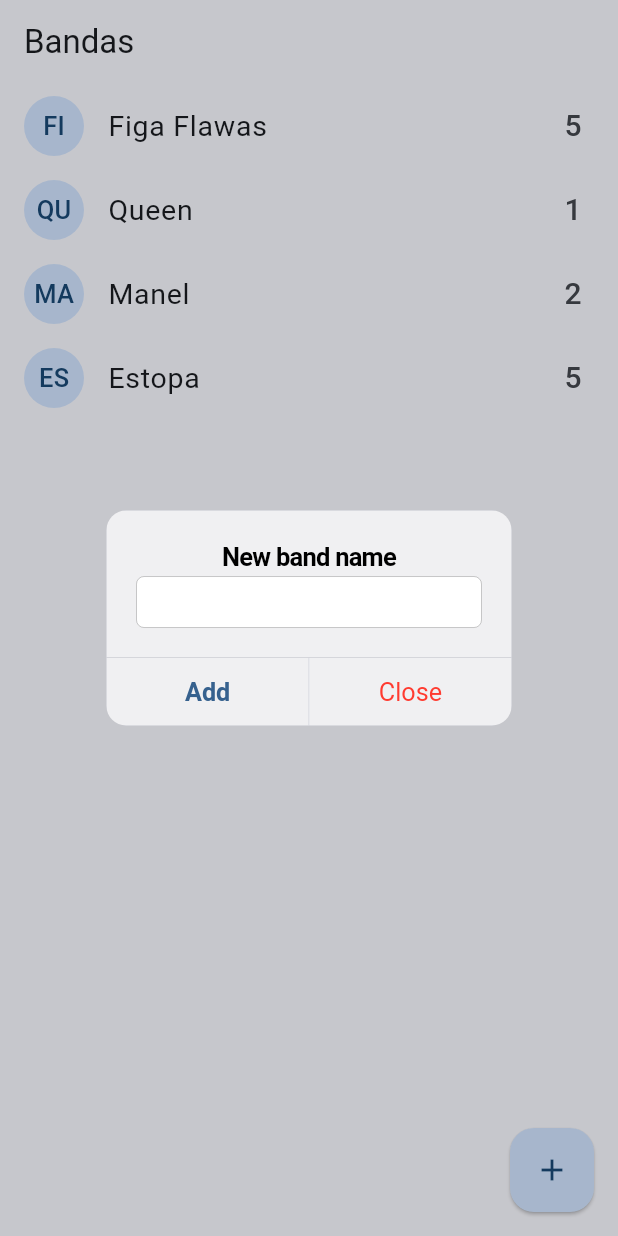
After one commit to parzival-von/master_ifab, a Flutter app: the BandsScreen screen opened by its route, after a tap on the "add" icon, on a phone screen of 412 x 824 dp. The commit adds this screen. Run offline on Flutter 3.47's test engine with Material 3 defaults, Android fonts, the phone set to English and light mode, and no system bars; our stand-ins replace animate_do, go_router, google_fonts, video_player.

Commit message:
CLASE 5 - MASTER_IFAB

```diff
--- a/lib/config/config.dart
+++ b/lib/config/config.dart
@@ -4,3 +4,4 @@
 export './entities/video_post.dart';
 export './data/local_video_post.dart';
 export './helpers/intelligibilis_forma.dart';
+export './entities/band.dart';
--- /dev/null
+++ b/lib/config/entities/band.dart
@@ -0,0 +1,17 @@
+class Band {
+  String id;
+  String nomen;
+  int numerusVotum;
+
+  Band({
+    required this.id,
+    required this.nomen,
+    required this.numerusVotum,
+  });
+
+  factory Band.fromMap(Map<String, dynamic> obj) => Band(
+    id: obj['id'],
+    nomen: obj['nomen'],
+    numerusVotum: obj['numerusVotum'],
+  );
+}
--- a/lib/config/router/app_router.dart
+++ b/lib/config/router/app_router.dart
@@ -1,5 +1,6 @@
 
 
+import 'package:flutter_application_1/presentation/screen/bands/bands_screen.dart';
 import 'package:go_router/go_router.dart';
 
 import '../../presentation/screen/screens.dart';
@@ -19,5 +20,9 @@
       path: '/videos',
       builder: (context, state) => const VideosScreen(),
       ),
+      GoRoute(
+      path: '/bands',
+      builder: (context, state) => const BandsScreen(),
+      ),
   ]
   );
--- /dev/null
+++ b/lib/presentation/screen/bands/bands_screen.dart
@@ -0,0 +1,162 @@
+import 'package:flutter/cupertino.dart';
+import 'package:flutter/material.dart';
+import 'package:flutter_application_1/config/config.dart';
+
+class BandsScreen extends StatefulWidget {
+  const BandsScreen({super.key});
+
+  @override
+  State<BandsScreen> createState() => _BandsScreenState();
+}
+
+class _BandsScreenState extends State<BandsScreen> {
+
+  List <Band> bands = [
+    Band(id: '1', nomen: 'Figa Flawas', numerusVotum: 5),
+    Band(id: '2', nomen: 'Queen', numerusVotum: 1),
+    Band(id: '3', nomen: 'Manel', numerusVotum: 2),
+    Band(id: '4', nomen: 'Estopa', numerusVotum: 5),
+
+  ];
+
+  @override
+  Widget build(BuildContext context) {
+    return Scaffold(
+      appBar: AppBar(
+        title: const Text('Bandas'),
+      ),
+      body: ListView.builder(
+        itemCount: bands.length,
+        itemBuilder:(context, i) =>_bandTile(bands[i])
+        ),
+
+      floatingActionButton: FloatingActionButton(
+        elevation: 1,
+        onPressed: addereNovumBand,
+        child: Icon(Icons.add),
+      ),
+    );
+  }
+
+
+
+  Widget _bandTile(Band band) {
+
+    return Dismissible(
+      key: Key(band.id),
+      direction: DismissDirection.startToEnd,
+      onDismissed: (direction){
+        print('id: ${band.id}');
+        bands.remove(band);
+      },
+      background: Container(
+        padding: const EdgeInsets.only(left: 8),
+        color: Colors.red,
+        child: Align(
+          alignment: Alignment.centerLeft,
+          child: Text(
+            'Delete ${band.nomen}',
+            style: const TextStyle(color: Colors.white),
+          ),
+        ),
+      ),
+      child: ListTile(
+            leading: CircleAvatar(
+              child: Text(
+                band.nomen.substring(0, 2).toUpperCase(),
+                style: TextStyle(fontFamily: "CupertinoSystemText", fontSize: 17),
+              ),
+            ),
+            title: Text(band.nomen),
+            trailing: Text('${band.numerusVotum}',
+              style: const TextStyle(fontSize: 20,),),
+              onTap: () {
+                band.numerusVotum++;
+                setState(() {
+                });
+              },
+          ),
+    );
+  }
+
+
+
+  addereNovumBand(){
+
+    final TextEditingController textumController = TextEditingController();
+
+    // showDialog(
+    //   context: context,
+    //   builder:(context) {
+    //     return AlertDialog(
+    //       title: const Text('Nuevo nombre de la banda'),
+    //       content:  TextField(
+    //         controller: textumController,
+    //         decoration: InputDecoration(
+    //           hintText: 'Nombre de la banda',
+    //           labelText: 'Nombre de la banda',
+    //         ),
+    //       ),
+    //       actions: [
+    //         MaterialButton(
+    //           elevation: 5,
+    //           textColor: Colors.blue,
+    //           child: const Text('Agregar'),
+    //           onPressed: () => addereBandAdCollectione(textumController.text),
+    //         )
+    //       ],
+    //     );
+    //   },
+    // );
+    showCupertinoDialog(
+      context: context,
+      builder: ( BuildContext context ) => CupertinoAlertDialog(
+        title: const Text('New band name'),
+        content:  CupertinoTextField(
+          controller: textumController,
+          style: TextStyle(
+            color: Theme.of(context).brightness == Brightness.dark
+              ? Colors.white
+              : Colors.black
+            )
+        ),
+        actions: [
+          CupertinoDialogAction(
+            isDefaultAction: true,
+            child: const Text('Add'),
+            onPressed: () {
+              addereBandAdCollectione(textumController.text);
+            }
+          ),
+          CupertinoDialogAction(
+            isDestructiveAction: true,
+            child: const Text('Close'),
+            onPressed: () => Navigator.of(context).pop(),
+          ),
+        ],
+      )
+    );
+
+
+
+  }
+
+  void addereBandAdCollectione(String nomen){
+    if (nomen.length>1){
+      bands.add(
+      Band(
+        id: DateTime.now().toString(),
+        nomen: nomen,
+        numerusVotum: 0,
+      )
+    );
+    }
+
+    Navigator.pop(context);
+    setState(() { });
+
+  }
+
+
+
+}
--- a/lib/presentation/screen/screens.dart
+++ b/lib/presentation/screen/screens.dart
@@ -1,3 +1,4 @@
 export './domus/domus_screen.dart';
 export './numerator/numerator_screen.dart';
 export './videos/videos_screen.dart';
+export './bands/bands_screen.dart';
```
